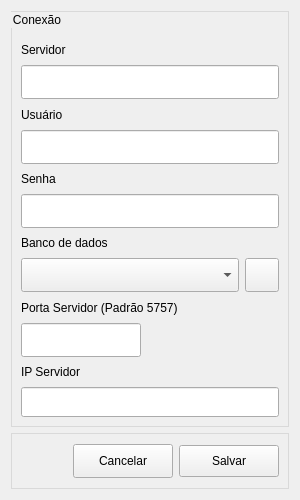
devMuriloPY/icthus_pocket_desktop, file ui/database/servidor.ui: the form before one commit.
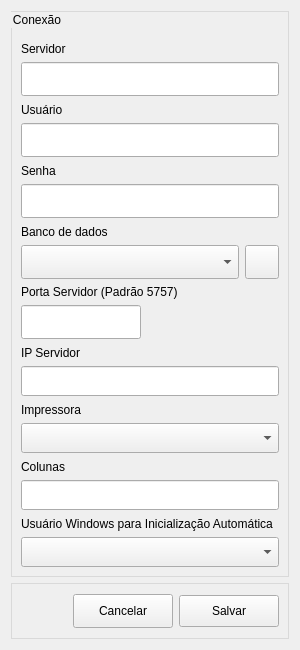
The form after the commit. Icons and pictures are not drawn.

Commit message: FEAT: Impressoras e usuarios

```diff
--- a/ui/database/servidor.ui
+++ b/ui/database/servidor.ui
@@ -10,19 +10,19 @@
     <x>0</x>
     <y>0</y>
     <width>300</width>
-    <height>500</height>
+     <height>650</height>
    </rect>
   </property>
   <property name="minimumSize">
    <size>
     <width>300</width>
-    <height>500</height>
+    <height>650</height>
    </size>
   </property>
   <property name="maximumSize">
    <size>
     <width>300</width>
-    <height>500</height>
+    <height>650</height>
    </size>
   </property>
   <property name="windowTitle">
@@ -274,6 +274,75 @@
         </property>
        </widget>
       </item>
+      <item>
+       <widget class="QLabel" name="lbImpressora">
+        <property name="text">
+         <string>Impressora</string>
+        </property>
+       </widget>
+      </item>
+      <item>
+       <widget class="QComboBox" name="cbImpressora">
+        <property name="minimumSize">
+         <size>
+          <width>0</width>
+          <height>30</height>
+         </size>
+        </property>
+        <property name="maximumSize">
+         <size>
+          <width>16777215</width>
+          <height>30</height>
+         </size>
+        </property>
+       </widget>
+      </item>
+      <item>
+       <widget class="QLabel" name="lbColunas">
+        <property name="text">
+         <string>Colunas</string>
+        </property>
+       </widget>
+      </item>
+      <item>
+       <widget class="QLineEdit" name="leColunas">
+        <property name="minimumSize">
+         <size>
+          <width>0</width>
+          <height>30</height>
+         </size>
+        </property>
+        <property name="maximumSize">
+         <size>
+          <width>16777215</width>
+          <height>30</height>
+         </size>
+        </property>
+       </widget>
+      </item>
+      <item>
+       <widget class="QLabel" name="lbUsuarioWindows">
+        <property name="text">
+         <string>Usuário Windows para Inicialização Automática</string>
+        </property>
+       </widget>
+      </item>
+      <item>
+       <widget class="QComboBox" name="cbUsuarioWindows">
+        <property name="minimumSize">
+         <size>
+          <width>0</width>
+          <height>30</height>
+         </size>
+        </property>
+        <property name="maximumSize">
+         <size>
+          <width>16777215</width>
+          <height>30</height>
+         </size>
+        </property>
+       </widget>
+      </item>
      </layout>
     </widget>
    </item>
```
Left out of the diff: 1 changed line with no effect on the pictures. Lines whose indentation alone changed are shown as unchanged. The commit also changes 20 other files.
